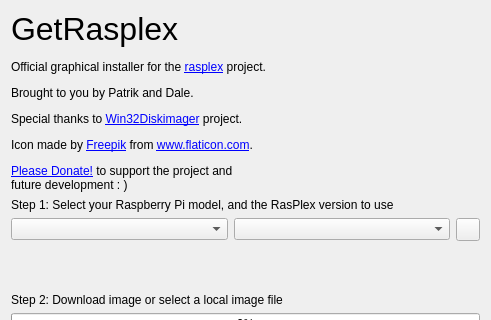
The window that installer.ui (RasPlex/rasplex-installer) describes before a commit, drawn with Qt 5; both pictures show x 0 to 491 and y 0 to 320 of the 491 by 791 pixel window.
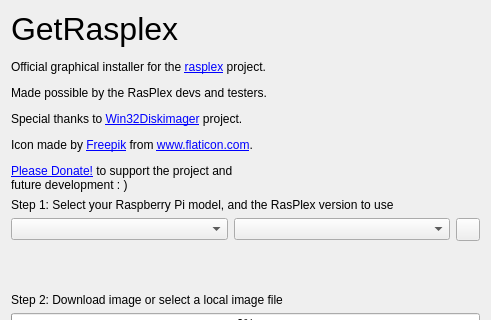
The same window after the commit. Icons and pictures are not drawn.

Commit message: Update main text to credit the RasPlex team

The edit to the form file:
```diff
--- a/installer.ui
+++ b/installer.ui
@@ -25,7 +25,7 @@
        <item>
         <widget class="QLabel" name="label_4">
          <property name="text">
-          <string>&lt;html&gt;&lt;head/&gt;&lt;body&gt;&lt;p&gt;&lt;span style=&quot; font-size:24pt;&quot;&gt;GetRasplex &lt;/span&gt;&lt;/p&gt;&lt;p&gt;Official graphical installer for the &lt;a href=&quot;http://rasplex.com&quot;&gt;&lt;span style=&quot; text-decoration: underline; color:#0000ff;&quot;&gt;rasplex&lt;/span&gt;&lt;/a&gt; project. &lt;/p&gt;&lt;p&gt;Brought to you by Patrik and Dale.&lt;/p&gt;&lt;p&gt;Special thanks to &lt;a href=&quot;http://sourceforge.net/projects/win32diskimager/&quot;&gt;&lt;span style=&quot; text-decoration: underline; color:#0000ff;&quot;&gt;Win32Diskimager&lt;/span&gt;&lt;/a&gt; project.&lt;/p&gt;&lt;p&gt;Icon made by &lt;a href=&quot;http://www.freepik.com/&quot;&gt;&lt;span style=&quot; text-decoration: underline; color:#0000ff;&quot;&gt;Freepik&lt;/span&gt;&lt;/a&gt; from &lt;a href=&quot;http://www.flaticon.com/&quot;&gt;&lt;span style=&quot; text-decoration: underline; color:#0000ff;&quot;&gt;www.flaticon.com&lt;/span&gt;&lt;/a&gt;.&lt;/p&gt;&lt;p&gt;&lt;a href=&quot;http://donate.rasplex.com&quot;&gt;&lt;span style=&quot; text-decoration: underline; color:#0000ff;&quot;&gt;Please Donate!&lt;/span&gt;&lt;/a&gt; to support the project and&lt;br/&gt;future development : )&lt;/p&gt;&lt;/body&gt;&lt;/html&gt;</string>
+          <string>&lt;html&gt;&lt;head/&gt;&lt;body&gt;&lt;p&gt;&lt;span style=&quot; font-size:24pt;&quot;&gt;GetRasplex &lt;/span&gt;&lt;/p&gt;&lt;p&gt;Official graphical installer for the &lt;a href=&quot;http://rasplex.com&quot;&gt;&lt;span style=&quot; text-decoration: underline; color:#0000ff;&quot;&gt;rasplex&lt;/span&gt;&lt;/a&gt; project. &lt;/p&gt;&lt;p&gt;Made possible by the RasPlex devs and testers.&lt;/p&gt;&lt;p&gt;Special thanks to &lt;a href=&quot;http://sourceforge.net/projects/win32diskimager/&quot;&gt;&lt;span style=&quot; text-decoration: underline; color:#0000ff;&quot;&gt;Win32Diskimager&lt;/span&gt;&lt;/a&gt; project.&lt;/p&gt;&lt;p&gt;Icon made by &lt;a href=&quot;http://www.freepik.com/&quot;&gt;&lt;span style=&quot; text-decoration: underline; color:#0000ff;&quot;&gt;Freepik&lt;/span&gt;&lt;/a&gt; from &lt;a href=&quot;http://www.flaticon.com/&quot;&gt;&lt;span style=&quot; text-decoration: underline; color:#0000ff;&quot;&gt;www.flaticon.com&lt;/span&gt;&lt;/a&gt;.&lt;/p&gt;&lt;p&gt;&lt;a href=&quot;http://donate.rasplex.com&quot;&gt;&lt;span style=&quot; text-decoration: underline; color:#0000ff;&quot;&gt;Please Donate!&lt;/span&gt;&lt;/a&gt; to support the project and&lt;br/&gt;future development : )&lt;/p&gt;&lt;/body&gt;&lt;/html&gt;</string>
          </property>
          <property name="alignment">
           <set>Qt::AlignLeading|Qt::AlignLeft|Qt::AlignTop</set>
```
